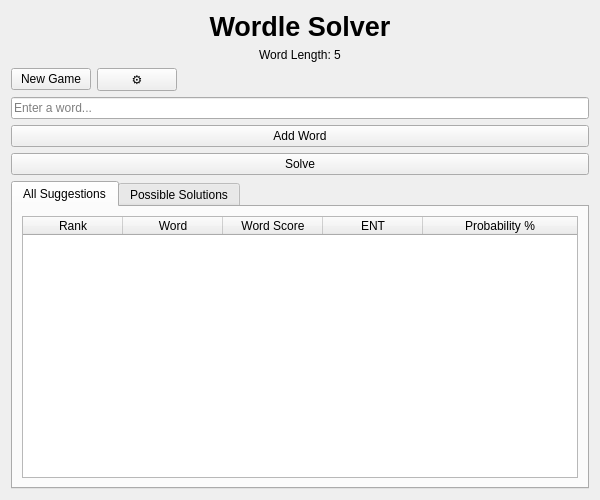
Qt form src/gui/WordleWidget.ui (satsinush/word-games) before a commit.
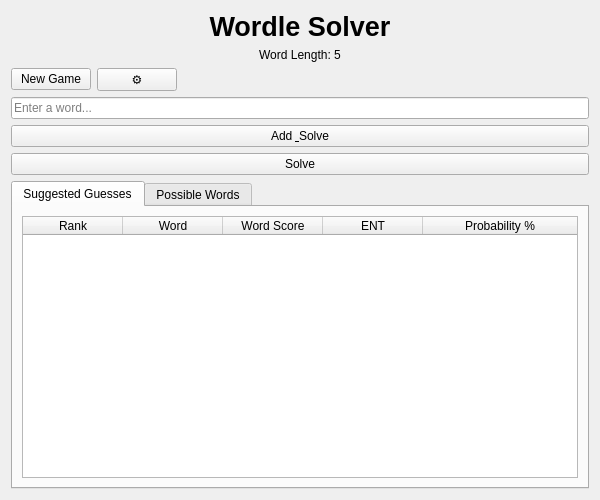
The same form after that commit.

```diff
--- a/src/gui/WordleWidget.ui
+++ b/src/gui/WordleWidget.ui
@@ -85,7 +85,7 @@
    <item>
     <widget class="QPushButton" name="submitBtn">
      <property name="text">
-      <string>Add Word</string>
+      <string>Add &amp; Solve</string>
      </property>
     </widget>
    </item>
@@ -103,7 +103,7 @@
      </property>
      <widget class="QWidget" name="allResultsTab">
       <attribute name="title">
-       <string>All Suggestions</string>
+       <string>Suggested Guesses</string>
       </attribute>
       <layout class="QVBoxLayout" name="allResultsTabLayout">
        <item>
@@ -154,7 +154,7 @@
      </widget>
      <widget class="QWidget" name="probableWordsTab">
       <attribute name="title">
-       <string>Possible Solutions</string>
+       <string>Possible Words</string>
       </attribute>
       <layout class="QVBoxLayout" name="probableWordsTabLayout">
        <item>
```
